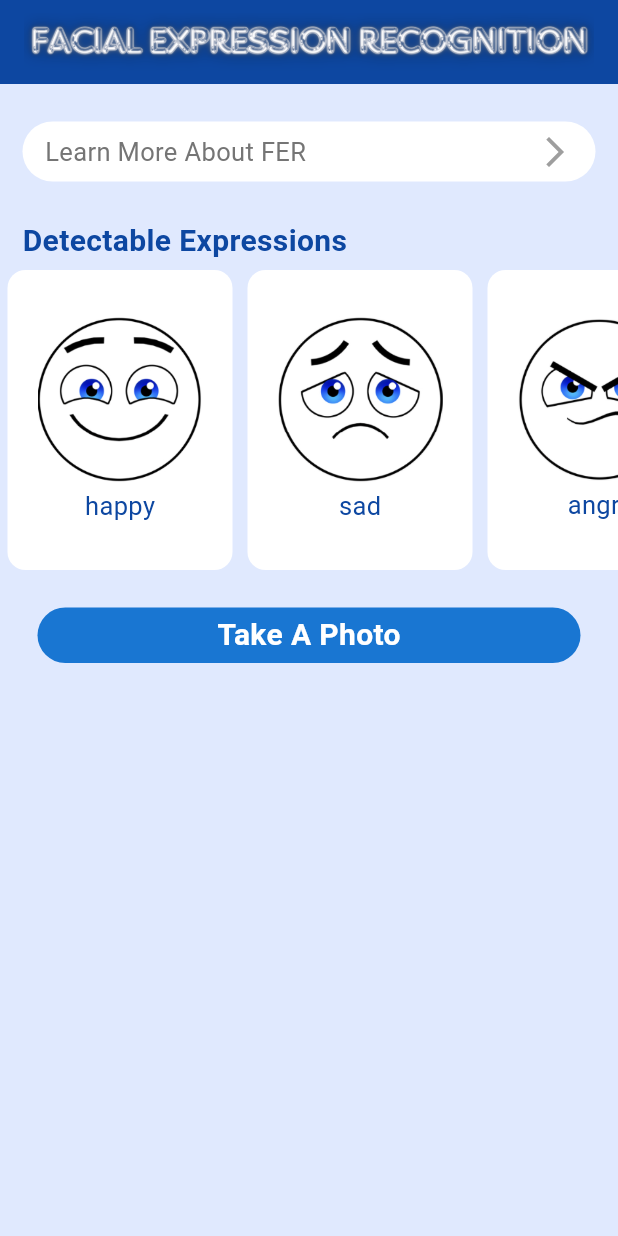
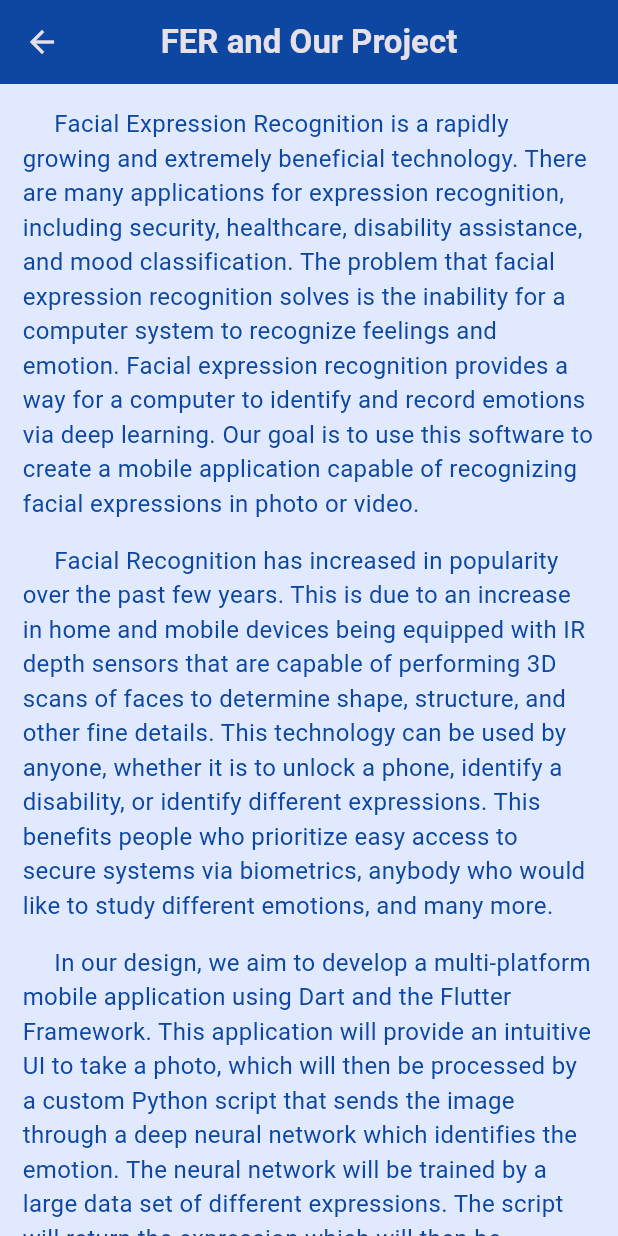
Before and after one commit to bdav22/FER, a Flutter app: the screen it shows after launch, after a tap on "Learn More About FER", on a phone screen of 412 x 824 dp. Run offline on Flutter 3.47's test engine with Material 3 defaults, Android fonts, the phone set to English and light mode, and no system bars; our stand-ins replace camera; generated files the repository leaves out were written again.

Commit message:
Learn more page, camera fix, camera UI

```diff
--- a/lib/main.dart
+++ b/lib/main.dart
@@ -20,7 +20,7 @@ Future<void> main() async {
   }
 
   // Get a specific camera from the list of available cameras.
-  final firstCamera = cameras.first;
+  final firstCamera = cameras[1];
 
   runApp(
     MaterialApp(
--- a/lib/pages/homePage.dart
+++ b/lib/pages/homePage.dart
@@ -1,6 +1,7 @@
 import 'package:camera/camera.dart';
 import 'package:flutter/material.dart';
 import 'package:flutter/services.dart';
+import 'package:senior_design/pages/learnMorePage.dart';
 import 'package:senior_design/pages/takePicturePage.dart';
 
 class HomePage extends StatefulWidget {
@@ -42,6 +43,9 @@ class _HomePageState extends State<HomePage> {
             child: InkWell(
                 onTap: () {
                   HapticFeedback.lightImpact();
+                  Navigator.of(context).push(MaterialPageRoute(
+                    builder: (context) => LearnMorePage(),
+                  ));
                 },
                 child: Ink(
                   padding: EdgeInsets.symmetric(vertical: 8, horizontal: 15),
--- /dev/null
+++ b/lib/pages/learnMorePage.dart
@@ -0,0 +1,45 @@
+import 'package:flutter/material.dart';
+
+class LearnMorePage extends StatelessWidget {
+  const LearnMorePage({super.key});
+
+  @override
+  Widget build(BuildContext context) {
+    return Scaffold(
+      backgroundColor: const Color.fromARGB(255, 224, 233, 254),
+      appBar: AppBar(
+        backgroundColor: Colors.blue.shade900,
+        centerTitle: true,
+        title: const Text(
+          'FER and Our Project',
+          style: TextStyle(fontWeight: FontWeight.bold),
+        ),
+      ),
+      body: SingleChildScrollView(
+        child: Padding(
+          padding: const EdgeInsets.all(15),
+          child: Column(
+            children: [
+              Text(
+                '     Facial Expression Recognition is a rapidly growing and extremely beneficial technology. There are many applications for expression recognition, including security, healthcare, disability assistance, and mood classification. The problem that facial expression recognition solves is the inability for a computer system to recognize feelings and emotion. Facial expression recognition provides a way for a computer to identify and record emotions via deep learning. Our goal is to use this software to create a mobile application capable of recognizing facial expressions in photo or video.',
+                style: TextStyle(color: Colors.blue.shade900, fontSize: 16),
+              ),
+              const SizedBox(
+                height: 15,
+              ),
+              Text(
+                  '     Facial Recognition has increased in popularity over the past few years. This is due to an increase in home and mobile devices being equipped with IR depth sensors that are capable of performing 3D scans of faces to determine shape, structure, and other fine details. This technology can be used by anyone, whether it is to unlock a phone, identify a disability, or identify different expressions. This benefits people who prioritize easy access to secure systems via biometrics, anybody who would like to study different emotions, and many more.',
+                  style: TextStyle(color: Colors.blue.shade900, fontSize: 16)),
+              const SizedBox(
+                height: 15,
+              ),
+              Text(
+                  '     In our design, we aim to develop a multi-platform mobile application using Dart and the Flutter Framework. This application will provide an intuitive UI to take a photo, which will then be processed by a custom Python script that sends the image through a deep neural network which identifies the emotion. The neural network will be trained by a large data set of different expressions. The script will return the expression which will then be displayed on the screen with the picture. Our aim is to expand upon this software to then recommend music of the same emotion detected.',
+                  style: TextStyle(color: Colors.blue.shade900, fontSize: 16)),
+            ],
+          ),
+        ),
+      ),
+    );
+  }
+}
```
Also changed, not shown: lib/pages/takePicturePage.dart (+90 -24 lines).
